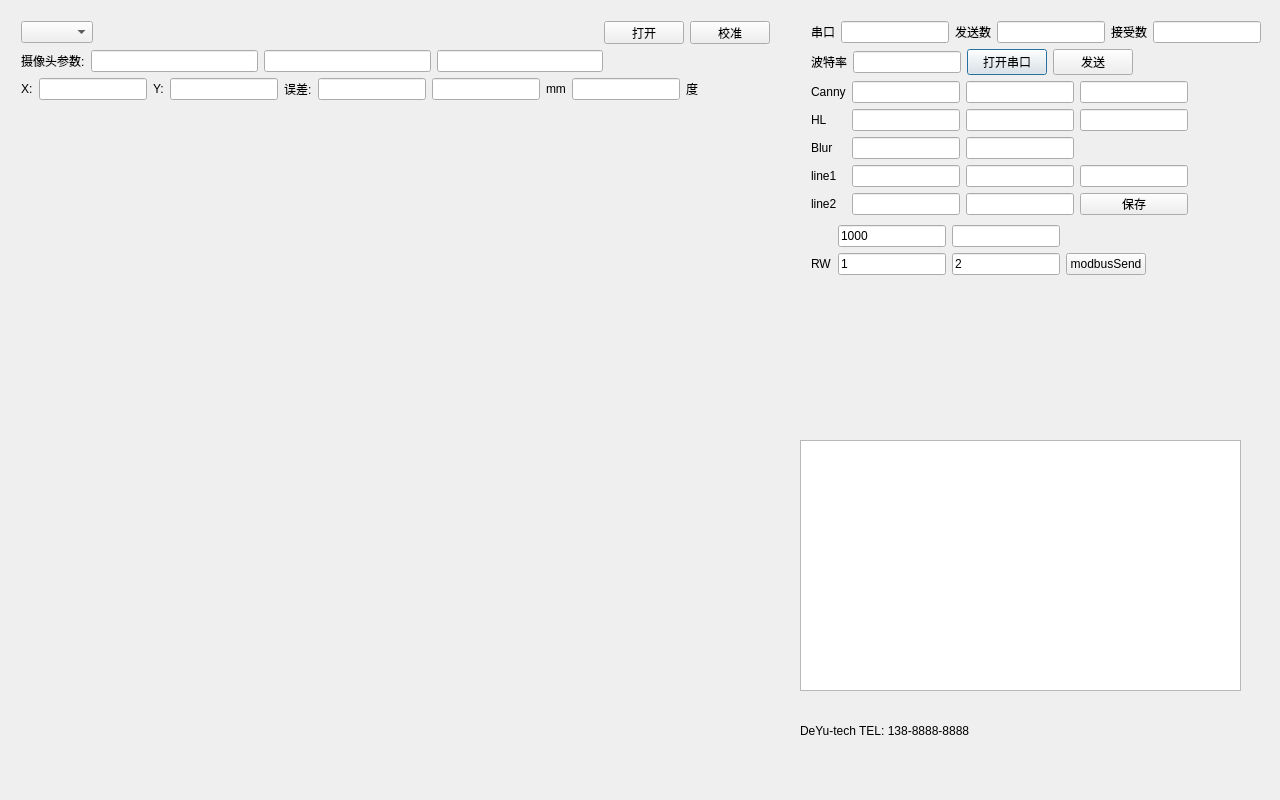
First picture: the form in maindialog.ui, repository zouzichun/videoWirain, before the edit.
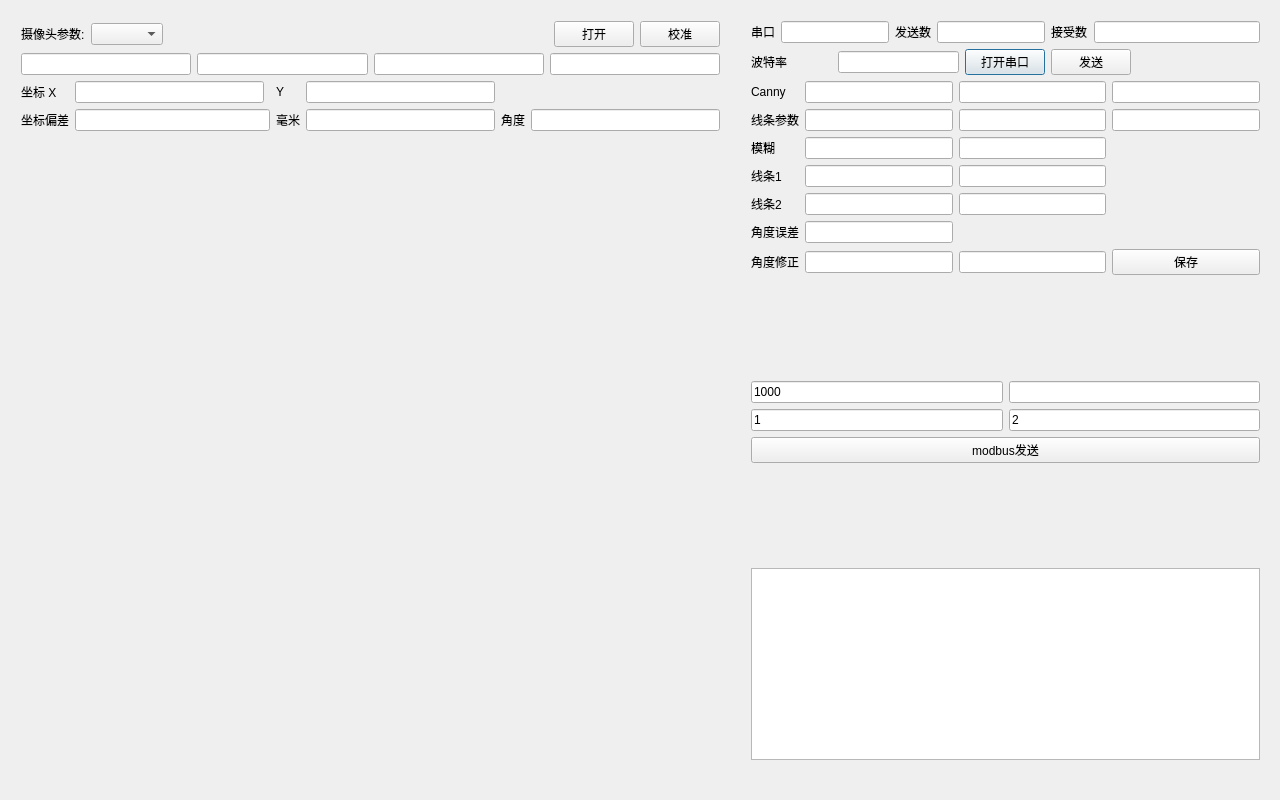
Second picture: the form after the edit. Icons and pictures are not drawn.

Commit message: add position and ang delta

```diff
--- a/maindialog.ui
+++ b/maindialog.ui
@@ -22,187 +22,197 @@
   <property name="windowTitle">
    <string>MainDialog</string>
   </property>
-  <widget class="QTextBrowser" name="txbRecv">
+  <widget class="QLabel" name="painter">
    <property name="geometry">
     <rect>
-     <x>800</x>
-     <y>440</y>
-     <width>441</width>
-     <height>251</height>
-    </rect>
-   </property>
-   <property name="sizePolicy">
-    <sizepolicy hsizetype="Preferred" vsizetype="Preferred">
-     <horstretch>0</horstretch>
-     <verstretch>0</verstretch>
-    </sizepolicy>
-   </property>
-  </widget>
-  <widget class="QLabel" name="LSerialName_2">
-   <property name="geometry">
-    <rect>
-     <x>800</x>
-     <y>710</y>
-     <width>381</width>
-     <height>41</height>
+     <x>10</x>
+     <y>160</y>
+     <width>721</width>
+     <height>591</height>
     </rect>
    </property>
    <property name="text">
-    <string>DeYu-tech TEL: 138-8888-8888</string>
-   </property>
-   <property name="textFormat">
-    <enum>Qt::PlainText</enum>
+    <string/>
    </property>
   </widget>
-  <widget class="QWidget" name="layoutWidget">
+  <widget class="QWidget" name="">
    <property name="geometry">
     <rect>
-     <x>800</x>
+     <x>740</x>
      <y>10</y>
-     <width>536</width>
-     <height>421</height>
+     <width>531</width>
+     <height>761</height>
     </rect>
    </property>
-   <layout class="QFormLayout" name="formLayout">
-    <item row="0" column="0">
-     <layout class="QHBoxLayout" name="horizontalLayout_5">
-      <item>
+   <layout class="QVBoxLayout" name="verticalLayout_2">
+    <item>
+     <layout class="QGridLayout" name="gridLayout">
+      <item row="0" column="0">
        <widget class="QLabel" name="LSerialName">
         <property name="text">
          <string>串口</string>
         </property>
        </widget>
       </item>
-      <item>
+      <item row="0" column="1" colspan="2">
        <widget class="QLineEdit" name="serialName"/>
       </item>
-      <item>
+      <item row="0" column="3">
        <widget class="QLabel" name="LTx">
         <property name="text">
          <string>发送数</string>
         </property>
        </widget>
       </item>
-      <item>
+      <item row="0" column="4" colspan="2">
        <widget class="QLineEdit" name="uartTx"/>
       </item>
-      <item>
+      <item row="0" column="6">
        <widget class="QLabel" name="LRx">
         <property name="text">
          <string>接受数</string>
         </property>
        </widget>
       </item>
-      <item>
+      <item row="0" column="7" colspan="2">
        <widget class="QLineEdit" name="uartRx"/>
       </item>
-     </layout>
-    </item>
-    <item row="1" column="0">
-     <layout class="QHBoxLayout" name="horizontalLayout_6">
-      <item>
+      <item row="1" column="0" colspan="2">
        <widget class="QLabel" name="LBuadRate">
         <property name="text">
          <string>波特率</string>
         </property>
        </widget>
       </item>
-      <item>
+      <item row="1" column="2" colspan="3">
        <widget class="QLineEdit" name="baudRate"/>
       </item>
-      <item>
+      <item row="1" column="5">
        <widget class="QPushButton" name="SerialOpen">
         <property name="text">
          <string>打开串口</string>
         </property>
        </widget>
       </item>
-      <item>
+      <item row="1" column="6" colspan="2">
        <widget class="QPushButton" name="SerialSend">
         <property name="text">
          <string>发送</string>
         </property>
        </widget>
       </item>
+      <item row="1" column="8">
+       <spacer name="horizontalSpacer_5">
+        <property name="orientation">
+         <enum>Qt::Horizontal</enum>
+        </property>
+        <property name="sizeHint" stdset="0">
+         <size>
+          <width>40</width>
+          <height>20</height>
+         </size>
+        </property>
+       </spacer>
+      </item>
      </layout>
     </item>
-    <item row="2" column="0">
-     <layout class="QGridLayout" name="gridLayout_4">
-      <item row="1" column="0">
-       <widget class="QLabel" name="Encoder_2">
+    <item>
+     <layout class="QGridLayout" name="gridLayout_3">
+      <item row="0" column="0">
+       <widget class="QLabel" name="PulseNum_2">
         <property name="text">
-         <string>HL</string>
+         <string>Canny</string>
         </property>
        </widget>
       </item>
-      <item row="1" column="3">
-       <widget class="QLineEdit" name="hgline2"/>
-      </item>
-      <item row="0" column="2">
+      <item row="0" column="1">
        <widget class="QLineEdit" name="canny1"/>
       </item>
-      <item row="4" column="2">
-       <widget class="QLineEdit" name="line1_ang"/>
-      </item>
-      <item row="3" column="0">
-       <widget class="QLabel" name="Encoder_3">
-        <property name="text">
-         <string>Blur</string>
-        </property>
-       </widget>
-      </item>
-      <item row="3" column="2">
-       <widget class="QLineEdit" name="blur_kernel"/>
-      </item>
-      <item row="0" column="3">
+      <item row="0" column="2">
        <widget class="QLineEdit" name="canny2"/>
       </item>
-      <item row="1" column="2">
-       <widget class="QLineEdit" name="hgline1"/>
-      </item>
-      <item row="0" column="4">
+      <item row="0" column="3">
        <widget class="QLineEdit" name="canny3"/>
       </item>
-      <item row="4" column="3">
-       <widget class="QLineEdit" name="line1_roh"/>
+      <item row="1" column="0">
+       <widget class="QLabel" name="Encoder_2">
+        <property name="text">
+         <string>线条参数</string>
+        </property>
+       </widget>
       </item>
-      <item row="1" column="4">
+      <item row="1" column="1">
+       <widget class="QLineEdit" name="hgline1"/>
+      </item>
+      <item row="1" column="2">
+       <widget class="QLineEdit" name="hgline2"/>
+      </item>
+      <item row="1" column="3">
        <widget class="QLineEdit" name="hgline3"/>
       </item>
-      <item row="3" column="3">
+      <item row="2" column="0">
+       <widget class="QLabel" name="Encoder_3">
+        <property name="text">
+         <string>模糊</string>
+        </property>
+       </widget>
+      </item>
+      <item row="2" column="1">
+       <widget class="QLineEdit" name="blur_kernel"/>
+      </item>
+      <item row="2" column="2">
        <widget class="QLineEdit" name="currPosition_4"/>
       </item>
-      <item row="4" column="0">
+      <item row="3" column="0">
        <widget class="QLabel" name="Encoder_4">
         <property name="text">
-         <string>line1</string>
+         <string>线条1</string>
         </property>
        </widget>
       </item>
-      <item row="0" column="0">
-       <widget class="QLabel" name="PulseNum_2">
+      <item row="3" column="1">
+       <widget class="QLineEdit" name="line1_ang"/>
+      </item>
+      <item row="3" column="2">
+       <widget class="QLineEdit" name="line1_roh"/>
+      </item>
+      <item row="4" column="0">
+       <widget class="QLabel" name="Encoder_5">
         <property name="text">
-         <string>Canny</string>
+         <string>线条2</string>
         </property>
        </widget>
       </item>
-      <item row="5" column="2">
+      <item row="4" column="1">
        <widget class="QLineEdit" name="line2_ang"/>
       </item>
-      <item row="5" column="3">
+      <item row="4" column="2">
        <widget class="QLineEdit" name="line2_roh"/>
       </item>
       <item row="5" column="0">
-       <widget class="QLabel" name="Encoder_5">
+       <widget class="QLabel" name="label_9">
         <property name="text">
-         <string>line2</string>
+         <string>角度误差</string>
         </property>
        </widget>
       </item>
-      <item row="4" column="4">
+      <item row="5" column="1">
        <widget class="QLineEdit" name="line_abs"/>
       </item>
-      <item row="5" column="4">
+      <item row="6" column="0">
+       <widget class="QLabel" name="label_7">
+        <property name="text">
+         <string>角度修正</string>
+        </property>
+       </widget>
+      </item>
+      <item row="6" column="1">
+       <widget class="QLineEdit" name="line1_ang_delta"/>
+      </item>
+      <item row="6" column="2">
+       <widget class="QLineEdit" name="line2_ang_delta"/>
+      </item>
+      <item row="6" column="3">
        <widget class="QPushButton" name="saveImg">
         <property name="text">
          <string>保存</string>
@@ -211,50 +221,56 @@
       </item>
      </layout>
     </item>
-    <item row="3" column="0">
+    <item>
+     <spacer name="verticalSpacer_2">
+      <property name="orientation">
+       <enum>Qt::Vertical</enum>
+      </property>
+      <property name="sizeHint" stdset="0">
+       <size>
+        <width>20</width>
+        <height>40</height>
+       </size>
+      </property>
+     </spacer>
+    </item>
+    <item>
      <layout class="QGridLayout" name="gridLayout_2">
-      <item row="2" column="0">
-       <widget class="QLabel" name="ServoId">
-        <property name="text">
-         <string>RW</string>
-        </property>
-       </widget>
-      </item>
-      <item row="2" column="2">
-       <widget class="QLineEdit" name="ceil">
-        <property name="text">
-         <string>2</string>
-        </property>
-       </widget>
-      </item>
-      <item row="2" column="7">
-       <widget class="QPushButton" name="modbusSend">
-        <property name="text">
-         <string>modbusSend</string>
-        </property>
-       </widget>
-      </item>
-      <item row="2" column="1">
-       <widget class="QLineEdit" name="optype">
-        <property name="text">
-         <string>1</string>
-        </property>
-       </widget>
-      </item>
-      <item row="1" column="1">
+      <item row="0" column="0">
        <widget class="QLineEdit" name="addr">
         <property name="text">
          <string>1000</string>
         </property>
        </widget>
       </item>
+      <item row="1" column="0">
+       <widget class="QLineEdit" name="optype">
+        <property name="text">
+         <string>1</string>
+        </property>
+       </widget>
+      </item>
       <item row="1" column="2">
+       <widget class="QLineEdit" name="ceil">
+        <property name="text">
+         <string>2</string>
+        </property>
+       </widget>
+      </item>
+      <item row="0" column="2">
        <widget class="QLineEdit" name="val"/>
       </item>
      </layout>
     </item>
-    <item row="4" column="0">
-     <spacer name="verticalSpacer">
+    <item>
+     <widget class="QPushButton" name="modbusSend">
+      <property name="text">
+       <string>modbus发送</string>
+      </property>
+     </widget>
+    </item>
+    <item>
+     <spacer name="verticalSpacer_3">
       <property name="orientation">
        <enum>Qt::Vertical</enum>
       </property>
@@ -266,181 +282,144 @@
       </property>
      </spacer>
     </item>
+    <item>
+     <widget class="QTextBrowser" name="txbRecv">
+      <property name="sizePolicy">
+       <sizepolicy hsizetype="Preferred" vsizetype="Preferred">
+        <horstretch>0</horstretch>
+        <verstretch>0</verstretch>
+       </sizepolicy>
+      </property>
+     </widget>
+    </item>
    </layout>
   </widget>
-  <widget class="QLabel" name="TigerLogo">
-   <property name="geometry">
-    <rect>
-     <x>0</x>
-     <y>590</y>
-     <width>81</width>
-     <height>71</height>
-    </rect>
-   </property>
-   <property name="text">
-    <string/>
-   </property>
-   <property name="pixmap">
-    <pixmap>../../Pictures/tiger-logo.jpeg</pixmap>
-   </property>
-   <property name="scaledContents">
-    <bool>true</bool>
-   </property>
-  </widget>
-  <widget class="QLabel" name="painter">
-   <property name="geometry">
-    <rect>
-     <x>20</x>
-     <y>140</y>
-     <width>751</width>
-     <height>541</height>
-    </rect>
-   </property>
-   <property name="text">
-    <string/>
-   </property>
-  </widget>
   <widget class="QWidget" name="">
    <property name="geometry">
     <rect>
      <x>10</x>
      <y>10</y>
-     <width>771</width>
-     <height>101</height>
+     <width>721</width>
+     <height>134</height>
     </rect>
    </property>
    <layout class="QVBoxLayout" name="verticalLayout">
     <item>
-     <layout class="QHBoxLayout" name="horizontalLayout">
+     <layout class="QVBoxLayout" name="verticalLayout_3">
       <item>
-       <widget class="QComboBox" name="ComboDevices"/>
+       <layout class="QHBoxLayout" name="horizontalLayout_2">
+        <item>
+         <widget class="QLabel" name="label_4">
+          <property name="text">
+           <string>摄像头参数:</string>
+          </property>
+         </widget>
+        </item>
+        <item>
+         <widget class="QComboBox" name="ComboDevices"/>
+        </item>
+        <item>
+         <spacer name="horizontalSpacer">
+          <property name="orientation">
+           <enum>Qt::Horizontal</enum>
+          </property>
+          <property name="sizeHint" stdset="0">
+           <size>
+            <width>40</width>
+            <height>20</height>
+           </size>
+          </property>
+         </spacer>
+        </item>
+        <item>
+         <widget class="QPushButton" name="bnOpen">
+          <property name="text">
+           <string>打开</string>
+          </property>
+         </widget>
+        </item>
+        <item>
+         <widget class="QPushButton" name="Calibration">
+          <property name="text">
+           <string>校准</string>
+          </property>
+         </widget>
+        </item>
+       </layout>
       </item>
       <item>
-       <spacer name="horizontalSpacer">
-        <property name="orientation">
-         <enum>Qt::Horizontal</enum>
-        </property>
-        <property name="sizeHint" stdset="0">
-         <size>
-          <width>40</width>
-          <height>20</height>
-         </size>
-        </property>
-       </spacer>
+       <layout class="QHBoxLayout" name="horizontalLayout_3">
+        <item>
+         <widget class="QLineEdit" name="tbExposure"/>
+        </item>
+        <item>
+         <widget class="QLineEdit" name="tbFrameRate"/>
+        </item>
+        <item>
+         <widget class="QLineEdit" name="tbGain"/>
+        </item>
+        <item>
+         <widget class="QLineEdit" name="fps"/>
+        </item>
+       </layout>
       </item>
-      <item>
-       <widget class="QPushButton" name="bnOpen">
-        <property name="text">
-         <string>打开</string>
-        </property>
-       </widget>
-      </item>
-      <item>
-       <widget class="QPushButton" name="Calibration">
-        <property name="text">
-         <string>校准</string>
-        </property>
-       </widget>
-      </item>
      </layout>
     </item>
     <item>
-     <layout class="QHBoxLayout" name="horizontalLayout_3">
-      <item>
-       <widget class="QLabel" name="label_4">
+     <layout class="QGridLayout" name="gridLayout_4">
+      <item row="1" column="3">
+       <widget class="QLabel" name="label_5">
         <property name="text">
-         <string>摄像头参数:</string>
+         <string>毫米</string>
         </property>
        </widget>
       </item>
-      <item>
-       <widget class="QLineEdit" name="tbExposure"/>
-      </item>
-      <item>
-       <widget class="QLineEdit" name="tbFrameRate"/>
-      </item>
-      <item>
-       <widget class="QLineEdit" name="tbGain"/>
-      </item>
-      <item>
-       <spacer name="horizontalSpacer_3">
-        <property name="orientation">
-         <enum>Qt::Horizontal</enum>
-        </property>
-        <property name="sizeHint" stdset="0">
-         <size>
-          <width>40</width>
-          <height>20</height>
-         </size>
-        </property>
-       </spacer>
-      </item>
-     </layout>
-    </item>
-    <item>
-     <layout class="QHBoxLayout" name="horizontalLayout_2">
-      <item>
-       <widget class="QLabel" name="label">
+      <item row="1" column="5">
+       <widget class="QLabel" name="label_6">
         <property name="text">
-         <string>X:</string>
+         <string>角度</string>
         </property>
        </widget>
       </item>
-      <item>
-       <widget class="QLineEdit" name="X"/>
+      <item row="1" column="6">
+       <widget class="QLineEdit" name="delta_c"/>
       </item>
-      <item>
-       <widget class="QLabel" name="label_2">
-        <property name="text">
-         <string>Y:</string>
-        </property>
-       </widget>
-      </item>
-      <item>
-       <widget class="QLineEdit" name="Y"/>
-      </item>
-      <item>
+      <item row="1" column="0">
        <widget class="QLabel" name="label_3">
         <property name="text">
-         <string>误差:</string>
+         <string>坐标偏差</string>
         </property>
        </widget>
       </item>
-      <item>
+      <item row="1" column="1" colspan="2">
        <widget class="QLineEdit" name="delta"/>
       </item>
-      <item>
+      <item row="1" column="4">
        <widget class="QLineEdit" name="delta_mm"/>
       </item>
-      <item>
-       <widget class="QLabel" name="label_5">
+      <item row="0" column="0">
+       <widget class="QLabel" name="label">
         <property name="text">
-         <string>mm</string>
+         <string>坐标 X</string>
         </property>
        </widget>
       </item>
-      <item>
-       <widget class="QLineEdit" name="delta_c"/>
+      <item row="0" column="1">
+       <widget class="QLineEdit" name="X"/>
       </item>
-      <item>
-       <widget class="QLabel" name="label_6">
-        <property name="text">
-         <string>度</string>
-        </property>
-       </widget>
+      <item row="0" column="3">
+       <layout class="QHBoxLayout" name="horizontalLayout">
+        <item>
+         <widget class="QLabel" name="label_8">
+          <property name="text">
+           <string>Y</string>
+          </property>
+         </widget>
+        </item>
+       </layout>
       </item>
-      <item>
-       <spacer name="horizontalSpacer_4">
-        <property name="orientation">
-         <enum>Qt::Horizontal</enum>
-        </property>
-        <property name="sizeHint" stdset="0">
-         <size>
-          <width>40</width>
-          <height>20</height>
-         </size>
-        </property>
-       </spacer>
+      <item row="0" column="4">
+       <widget class="QLineEdit" name="Y"/>
       </item>
      </layout>
     </item>
```
The commit also changes 5 other files.
